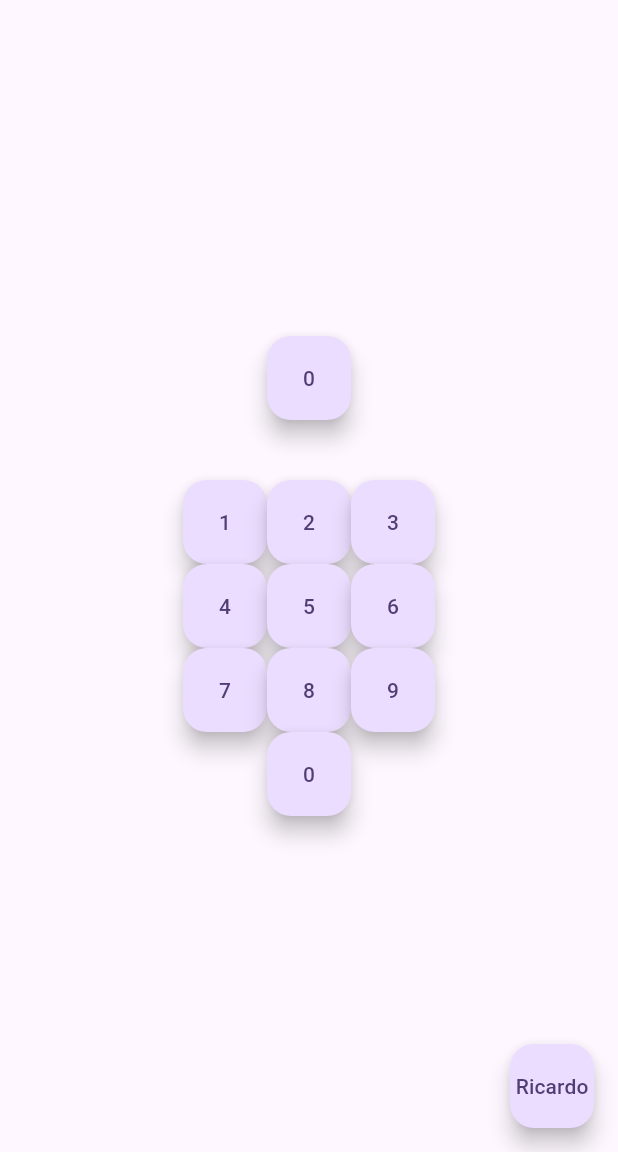
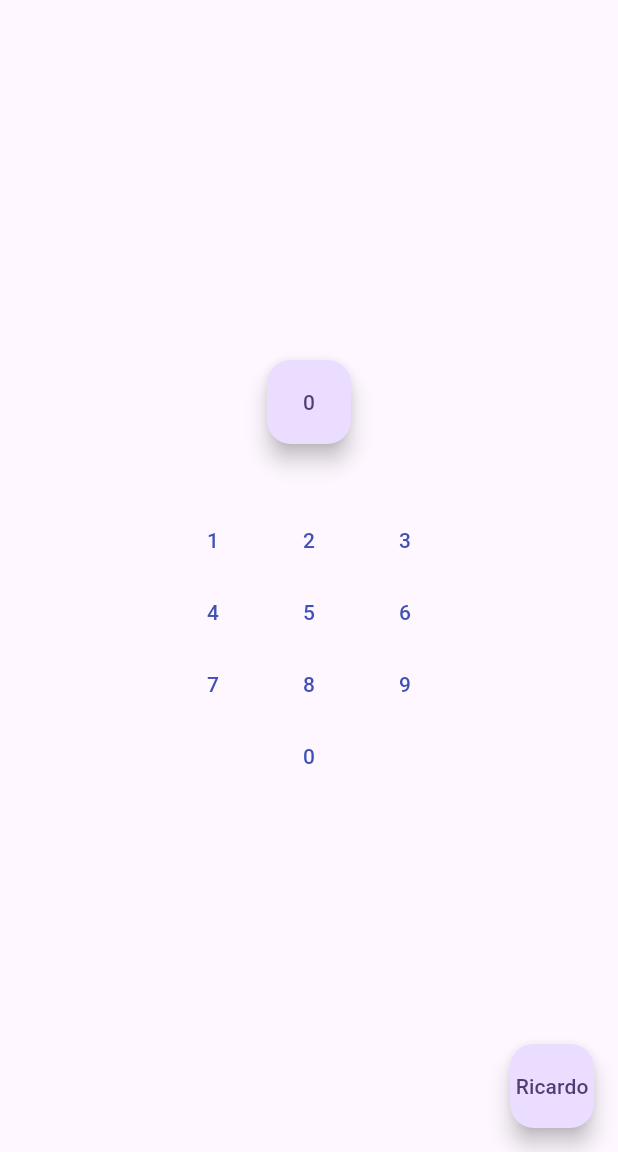
Before and after one commit to AndyReckt/flutter-eval-1, a Flutter app: the screen it shows after launch, on a phone screen of 412 x 824 dp, the part 84-1236 px from its top. Run offline on Flutter 3.47's test engine with Material 2 defaults, Android fonts, the phone set to English and light mode, and no system bars.

Commit message:
feat: some design changes

```diff
--- a/lib/composants/intbutton.dart
+++ b/lib/composants/intbutton.dart
@@ -6,11 +6,14 @@ class IntButton {
   Function changeNumber;
   final int number;
 
-  StatelessWidget getButton() {
-    return FloatingActionButton(
+  TextButton getButton() {
+    return TextButton(
       onPressed: () => changeNumber(number),
-      tooltip: 'Change Number',
-      child: Text(number.toString()),
+      child: Text(
+        number.toString(),
+        style: const TextStyle(color: Colors.indigo),
+        textAlign: TextAlign.center,
+      ),
     );
   }
 }
```
